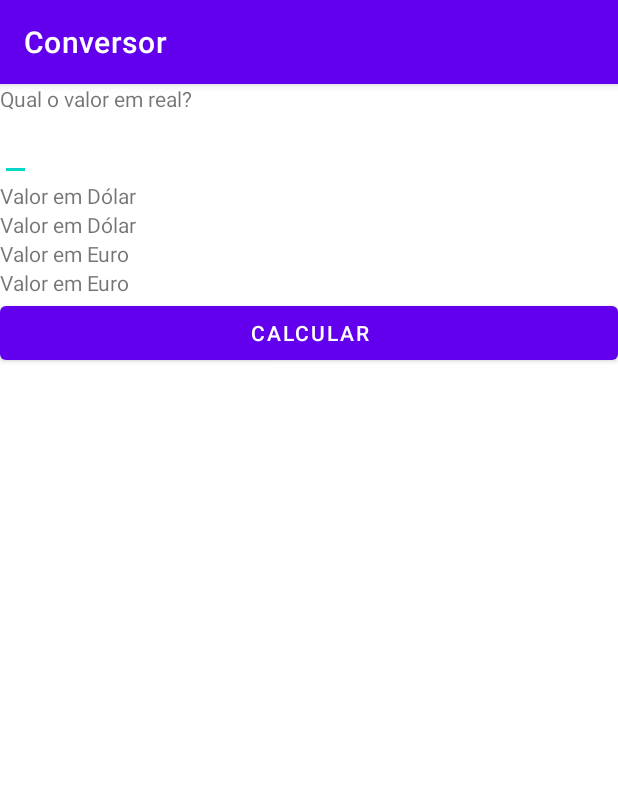
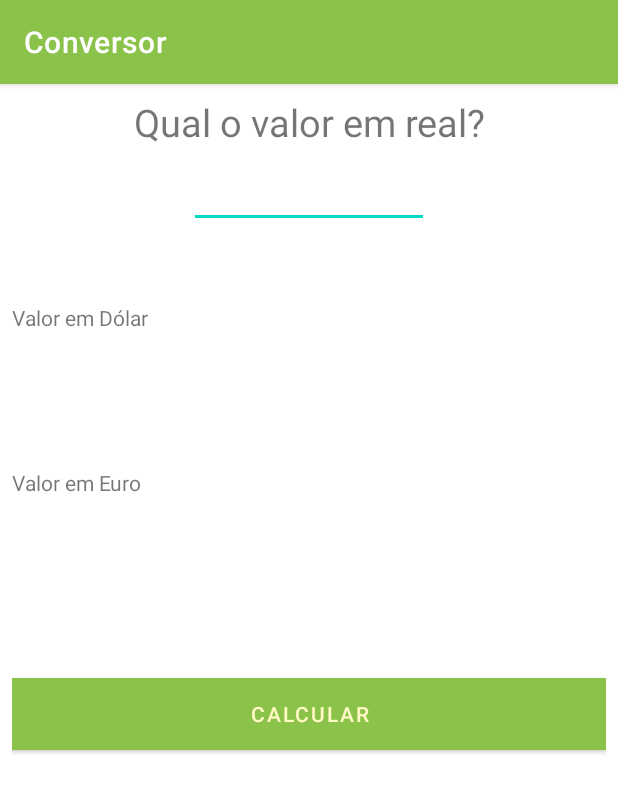
Before and after one commit to FelipeOliver00/Conversor, an Android app: the screen it shows after launch (MainActivity), on a phone screen of 412 x 824 dp. Shown: the top 793 px of the screen. Run offline under Robolectric (Android 15) with nearby library versions, the phone set to English and light mode, and no system bars.

Commit message:
finished project

```diff
--- a/app/src/main/java/com/felipe/conversor/MainActivity.java
+++ b/app/src/main/java/com/felipe/conversor/MainActivity.java
@@ -3,12 +3,61 @@ package com.felipe.conversor;
 import androidx.appcompat.app.AppCompatActivity;
 
 import android.os.Bundle;
+import android.view.View;
+import android.widget.Button;
+import android.widget.EditText;
+import android.widget.TextView;
+import android.widget.Toast;
 
-public class MainActivity extends AppCompatActivity {
+public class MainActivity extends AppCompatActivity implements View.OnClickListener{
 
+    //ViewHolder é uma pratica para agrupar um conjunto de views e reutilizar
+    private ViewHolder mViewHolder = new ViewHolder();
+
+    //Méotod que criar a activity e inicializa os elementos de interface
     @Override
     protected void onCreate(Bundle savedInstanceState) {
         super.onCreate(savedInstanceState);
         setContentView(R.layout.activity_main);
+
+        this.mViewHolder.editValue = findViewById(R.id.edit_value);
+        this.mViewHolder.textDolar = findViewById(R.id.text_dolar);
+        this.mViewHolder.textEuro = findViewById(R.id.text_euro);
+        this.mViewHolder.buttonCalculate = findViewById(R.id.button_calculate);
+
+
+
+        this.mViewHolder.buttonCalculate.setOnClickListener(this);
+
+        this.clearValues();
+    }
+
+    @Override
+    public void onClick(View v) {
+        if(v.getId() == R.id.button_calculate){
+            String value = this.mViewHolder.editValue.getText().toString();
+            if("".equals(value)){
+                //Mostra msg pro usuário
+                Toast.makeText(this,this.getString( R.string.informe_valor), Toast.LENGTH_LONG).show();
+            }else{
+                Double real = Double.valueOf(value);
+
+                this.mViewHolder.textDolar.setText((String.format("%.2f",(real/4))));
+                this.mViewHolder.textEuro.setText((String.format("%.2f",(real/5))));
+            }
+        }
+    }
+
+    private void clearValues (){
+        this.mViewHolder.textDolar.setText("");
+        this.mViewHolder.textEuro.setText("");
+    }
+
+
+    private static class ViewHolder{
+        EditText editValue;
+        TextView textDolar;
+        TextView textEuro;
+        Button buttonCalculate;
     }
 }
--- a/app/src/main/res/layout/activity_main.xml
+++ b/app/src/main/res/layout/activity_main.xml
@@ -1,11 +1,11 @@
 <?xml version="1.0" encoding="utf-8"?>
-<LinearLayout
-    xmlns:android="http://schemas.android.com/apk/res/android"
+<LinearLayout xmlns:android="http://schemas.android.com/apk/res/android"
     xmlns:app="http://schemas.android.com/apk/res-auto"
     xmlns:tools="http://schemas.android.com/tools"
-    android:orientation="vertical"
     android:layout_width="match_parent"
     android:layout_height="match_parent"
+    android:orientation="vertical"
+    android:layout_margin="8dp"
     tools:context=".MainActivity">
 
     <!--
@@ -16,42 +16,62 @@
      match_parent diz para ocupar tudo em relação ao pai
     -->
     <TextView
-        android:layout_width="wrap_content"
+        android:layout_width="match_parent"
         android:layout_height="wrap_content"
+        android:textSize="25sp"
         android:text="@string/qual_o_valor_em_real"
-         />
+        android:gravity="center"
+        />
+
+    <!-- Local onde o usuário vai digitar o valor-->
     <EditText
-        android:layout_width="wrap_content"
+        android:id="@+id/edit_value"
+        android:layout_width="160dp"
         android:layout_height="wrap_content"
-        android:text=""
-        />
+        android:layout_gravity="center"
+        android:layout_marginTop="8dp"
+        android:textAlignment="center"
+        android:inputType="numberSigned"
+        android:text="" />
 
     <TextView
         android:layout_width="wrap_content"
         android:layout_height="wrap_content"
-        android:text="@string/valor_em_dolar"
-        />
+        android:layout_marginTop="50dp"
+        android:text="@string/valor_em_dolar" />
+
     <TextView
+        android:id="@+id/text_dolar"
         android:layout_width="wrap_content"
         android:layout_height="wrap_content"
-        android:text="@string/valor_em_dolar"
-        />
+        android:layout_marginTop="16dp"
+        android:textSize="18sp"
+        android:textColor="@color/colorAccent"
+        android:text="@string/valor_em_dolar" />
 
     <TextView
         android:layout_width="wrap_content"
         android:layout_height="wrap_content"
-        android:text="@string/valor_em_euro"
-        />
+        android:layout_marginTop="50dp"
+        android:text="@string/valor_em_euro" />
+
     <TextView
+        android:id="@+id/text_euro"
         android:layout_width="wrap_content"
         android:layout_height="wrap_content"
-        android:text="@string/valor_em_euro"
-        />
+        android:layout_marginTop="16dp"
+        android:textSize="18sp"
+        android:textColor="@color/colorAccent"
+        android:text="@string/valor_em_euro" />
 
     <Button
+        android:id="@+id/button_calculate"
+        android:layout_marginTop="80dp"
         android:layout_width="match_parent"
         android:layout_height="wrap_content"
         android:text="@string/calcular"
+        android:background="@color/colorAccent"
+        android:textColor="@color/colorLight"
         />
 
 </LinearLayout>
--- a/app/src/main/res/values/colors.xml
+++ b/app/src/main/res/values/colors.xml
@@ -7,4 +7,14 @@
     <color name="teal_700">#FF018786</color>
     <color name="black">#FF000000</color>
     <color name="white">#FFFFFFFF</color>
+
+    <!-- Definidas -->
+    <color name="colorPrimary">#a6e65b</color>
+    <color name="colorPrimaryDark">#85bc47</color>
+    <color name="colorAccent">#8BC34A</color>
+    <color name="colorLight">#FFF9C4</color>
+    <color name="colorPrimaryText">#212121</color>
+    <color name="colorSecundaryText">#757575</color>
+    <color name="colorDividerText">#BDBDBD</color>
+
 </resources>
--- a/app/src/main/res/values/strings.xml
+++ b/app/src/main/res/values/strings.xml
@@ -4,4 +4,5 @@
     <string name="valor_em_dolar">Valor em Dólar</string>
     <string name="valor_em_euro">Valor em Euro</string>
     <string name="calcular">calcular</string>
+    <string name="informe_valor">Informe um valor</string>
 </resources>
--- a/app/src/main/res/values/themes.xml
+++ b/app/src/main/res/values/themes.xml
@@ -2,7 +2,7 @@
     <!-- Base application theme. -->
     <style name="Theme.Conversor" parent="Theme.MaterialComponents.DayNight.DarkActionBar">
         <!-- Primary brand color. -->
-        <item name="colorPrimary">@color/purple_500</item>
+        <item name="colorPrimary">@color/colorAccent</item>
         <item name="colorPrimaryVariant">@color/purple_700</item>
         <item name="colorOnPrimary">@color/white</item>
         <!-- Secondary brand color. -->
```
